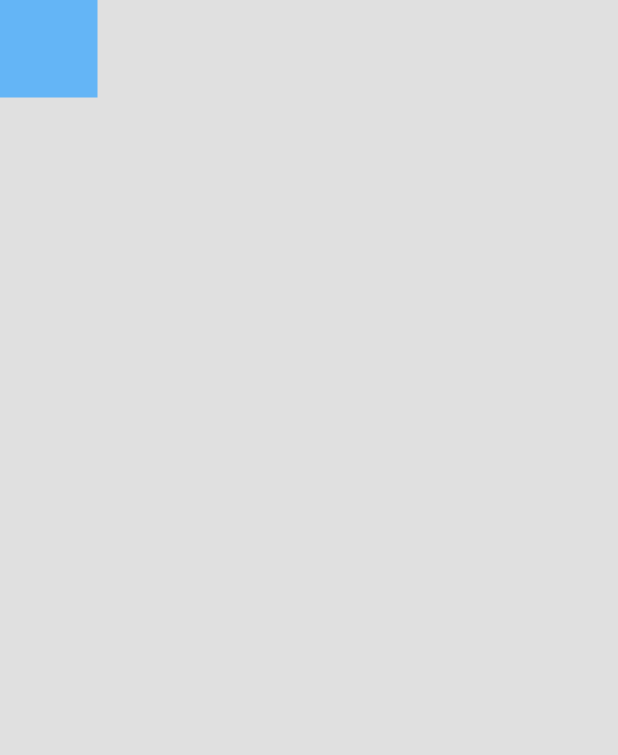
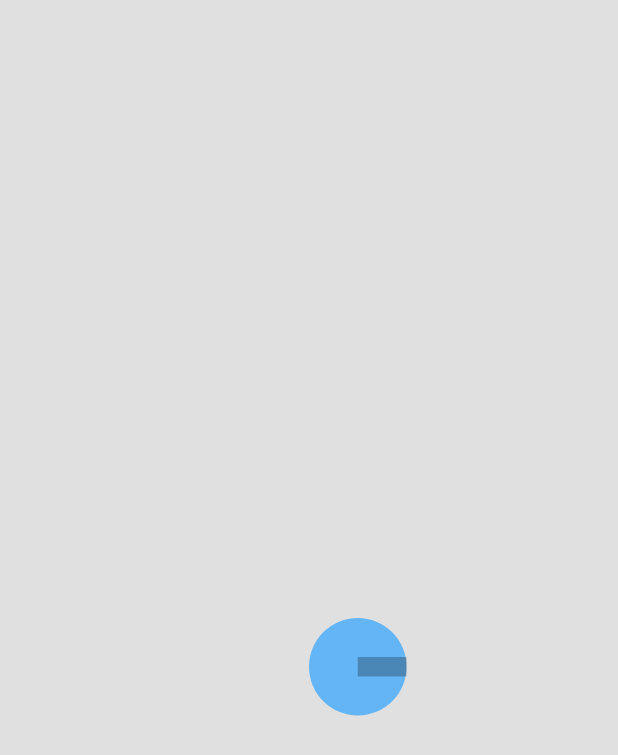
Before and after one commit to racknoris/flutter-asteroids, a Flutter app: the screen it shows after launch, on a phone screen of 412 x 824 dp. Shown: the top 755 px of the screen. Run offline on Flutter 3.47's test engine with Material 2 defaults, Android fonts, the phone set to English and light mode, and no system bars.

Commit message:
player can move, rotate and shoot with: movement: z,c,s,x rotate: arrow left and right. shoot: spacebar

```diff
--- a/lib/shared/common.dart
+++ b/lib/shared/common.dart
@@ -2,5 +2,6 @@ import 'package:flutter/material.dart';
 
 class Common {
   static Color PLAYER_1 = Colors.blue.shade300;
-  static double PLAYER_SIZE = 65;
+  static const double PLAYER_SIZE = 65;
+  static const double SHOT_SIZE = Common.PLAYER_SIZE * 0.2;
 }
--- a/lib/shared/player.dart
+++ b/lib/shared/player.dart
@@ -10,9 +10,20 @@ class _PlayerState extends State<Player> {
   @override
   Widget build(BuildContext context) {
     return Container(
-      color: Common.PLAYER_1,
+      decoration: BoxDecoration(
+        shape: BoxShape.circle,
+        color: Common.PLAYER_1,
+      ),
       width: Common.PLAYER_SIZE,
       height: Common.PLAYER_SIZE,
+      child: Align(
+        alignment: Alignment.centerRight,
+        child: Container(
+          width: Common.PLAYER_SIZE / 2,
+          height: Common.PLAYER_SIZE * 0.2,
+          color: Colors.black26,
+        ),
+      ),
     );
   }
 }
--- /dev/null
+++ b/lib/shared/shot.dart
@@ -0,0 +1,32 @@
+import 'package:flutter/material.dart';
+import 'package:flutter_asteroids/shared/common.dart';
+import 'package:flutter_asteroids/views/game.view.dart';
+
+class ShotModel {
+  Loc loc;
+  double angle;
+  bool done = false;
+
+  ShotModel(this.loc, this.angle);
+}
+
+class Shot extends StatefulWidget {
+  @override
+  _ShotState createState() => _ShotState();
+}
+
+class _ShotState extends State<Shot> {
+  @override
+  Widget build(BuildContext context) {
+    return Align(
+      child: Container(
+        decoration: BoxDecoration(
+          color: Colors.purple.shade300,
+          shape: BoxShape.circle,
+        ),
+        width: Common.SHOT_SIZE,
+        height: Common.SHOT_SIZE,
+      ),
+    );
+  }
+}
--- a/lib/views/game.view.dart
+++ b/lib/views/game.view.dart
@@ -4,6 +4,7 @@ import 'package:flutter/material.dart';
 import 'package:flutter/services.dart';
 import 'package:flutter_asteroids/shared/common.dart';
 import 'package:flutter_asteroids/shared/player.dart';
+import 'package:flutter_asteroids/shared/shot.dart';
 
 class Loc {
   double x;
@@ -22,9 +23,16 @@ class _GameViewState extends State<GameView> {
   FocusNode _focusNode;
   bool _requestedFocus;
   Loc _playerLoc;
-  double _speed;
+  double _playerRotation;
+  double _playerSpeed;
+  double _playerRotationSpeed = pi * 0.05;
+  double _shotsSpeed;
+  DateTime _lastShotTime;
 
   Map<LogicalKeyboardKey, bool> _keysDown;
+  List<ShotModel> _shotModels;
+
+  Size _screenSize;
 
   @override
   void initState() {
@@ -38,16 +46,25 @@ class _GameViewState extends State<GameView> {
           return true;
         });
 
-    _playerLoc = Loc(0, 0);
-    _speed = 7;
+    _playerRotation = 0;
+    _playerSpeed = 5;
+    _shotsSpeed = 5.5;
+    _shotModels = [];
+    _lastShotTime = DateTime.now();
   }
 
   @override
   Widget build(BuildContext context) {
+    _screenSize = MediaQuery.of(context).size;
+
+    if (_playerLoc == null) {
+      _initPlayerTransform();
+    }
+
     return Scaffold(
       body: RawKeyboardListener(
         onKey: (RawKeyEvent event) {
-          print("[RawKeyboardListener] event: $event");
+          // print("[RawKeyboardListener] event: $event");
 
           if (event is RawKeyDownEvent) {
             _keysDown[event.logicalKey] = true;
@@ -66,9 +83,36 @@ class _GameViewState extends State<GameView> {
 
             _handleKeys();
 
+            _updateShots();
+
             WidgetsBinding.instance.addPostFrameCallback((_) {
               setState(() {});
             });
+
+            List<Widget> children = [];
+
+            children.add(
+              Positioned(
+                top: _playerLoc.y,
+                left: _playerLoc.x,
+                child: Transform.rotate(
+                  angle: _playerRotation,
+                  child: Player(),
+                ),
+              ),
+            );
+
+            List<Widget> shots = _shotModels
+                .map(
+                  (ShotModel shotModel) => Positioned(
+                    left: shotModel.loc.x,
+                    top: shotModel.loc.y,
+                    child: Shot(),
+                  ),
+                )
+                .toList();
+
+            children.addAll(shots);
 
             return Container(
               color: Colors.grey.shade300,
@@ -76,13 +120,7 @@ class _GameViewState extends State<GameView> {
               width: constraints.maxWidth,
               height: constraints.maxHeight,
               child: Stack(
-                children: [
-                  Positioned(
-                    top: _playerLoc.y,
-                    left: _playerLoc.x,
-                    child: Player(),
-                  ),
-                ],
+                children: children,
               ),
             );
           },
@@ -91,30 +129,81 @@ class _GameViewState extends State<GameView> {
     );
   }
 
+  void _initPlayerTransform() {
+    _playerLoc = Loc(_screenSize.width / 2, _screenSize.height / 2);
+    _playerRotation = 0;
+  }
+
   void _handleKeys() {
     if (_keysDown[LogicalKeyboardKey.keyR] == true) {
-      _playerLoc = Loc(0, 0);
+      _initPlayerTransform();
     }
 
     if (_keysDown[LogicalKeyboardKey.keyZ] == true) {
-      _playerLoc.x -= _speed;
+      _playerLoc.x -= _playerSpeed;
     }
     if (_keysDown[LogicalKeyboardKey.keyC] == true) {
-      _playerLoc.x += _speed;
+      _playerLoc.x += _playerSpeed;
     }
     if (_keysDown[LogicalKeyboardKey.keyS] == true) {
-      _playerLoc.y -= _speed;
+      _playerLoc.y -= _playerSpeed;
     }
     if (_keysDown[LogicalKeyboardKey.keyX] == true) {
-      _playerLoc.y += _speed;
+      _playerLoc.y += _playerSpeed;
+    }
+
+    if (_keysDown[LogicalKeyboardKey.arrowLeft] == true) {
+      _playerRotation -= _playerRotationSpeed;
+    }
+    if (_keysDown[LogicalKeyboardKey.arrowRight] == true) {
+      _playerRotation += _playerRotationSpeed;
+    }
+
+    if (_keysDown[LogicalKeyboardKey.space] == true) {
+      if (DateTime.now().millisecondsSinceEpoch -
+              _lastShotTime.millisecondsSinceEpoch >
+          300) {
+        _lastShotTime = DateTime.now();
+        _createShot();
+      }
     }
 
     // apply bounderies:
     if (_playerLoc.x < 0) _playerLoc.x = 0;
     if (_playerLoc.y < 0) _playerLoc.y = 0;
-    if (_playerLoc.x > MediaQuery.of(context).size.width - Common.PLAYER_SIZE)
-      _playerLoc.x = MediaQuery.of(context).size.width - Common.PLAYER_SIZE;
-    if (_playerLoc.y > MediaQuery.of(context).size.height - Common.PLAYER_SIZE)
-      _playerLoc.y = MediaQuery.of(context).size.height - Common.PLAYER_SIZE;
+    if (_playerLoc.x > _screenSize.width - Common.PLAYER_SIZE)
+      _playerLoc.x = _screenSize.width - Common.PLAYER_SIZE;
+    if (_playerLoc.y > _screenSize.height - Common.PLAYER_SIZE)
+      _playerLoc.y = _screenSize.height - Common.PLAYER_SIZE;
+  }
+
+  void _createShot() {
+    _shotModels.add(ShotModel(
+        Loc(
+            _playerLoc.x +
+                Common.PLAYER_SIZE / 2 -
+                Common.SHOT_SIZE / 2 +
+                (Common.PLAYER_SIZE / 2) * cos(_playerRotation),
+            _playerLoc.y +
+                Common.PLAYER_SIZE / 2 -
+                Common.SHOT_SIZE / 2 +
+                (Common.PLAYER_SIZE / 2) * sin(_playerRotation)),
+        _playerRotation));
+  }
+
+  void _updateShots() {
+    for (ShotModel shotModel in _shotModels) {
+      shotModel.loc.x += _shotsSpeed * cos(shotModel.angle);
+      shotModel.loc.y += _shotsSpeed * sin(shotModel.angle);
+
+      if (shotModel.loc.x < 0 ||
+          shotModel.loc.x > _screenSize.width ||
+          shotModel.loc.y < 0 ||
+          shotModel.loc.y > _screenSize.height) {
+        shotModel.done = true;
+      }
+    }
+
+    _shotModels.removeWhere((ShotModel shotModel) => shotModel.done);
   }
 }
```
